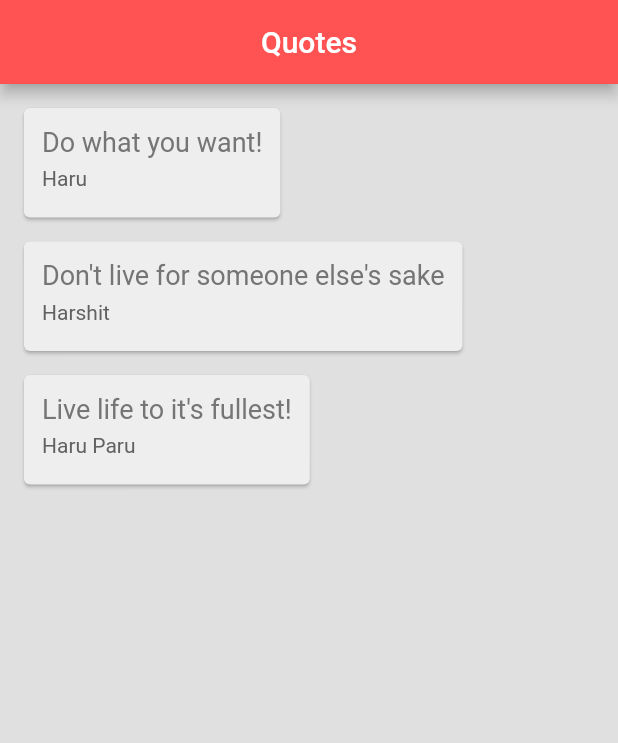
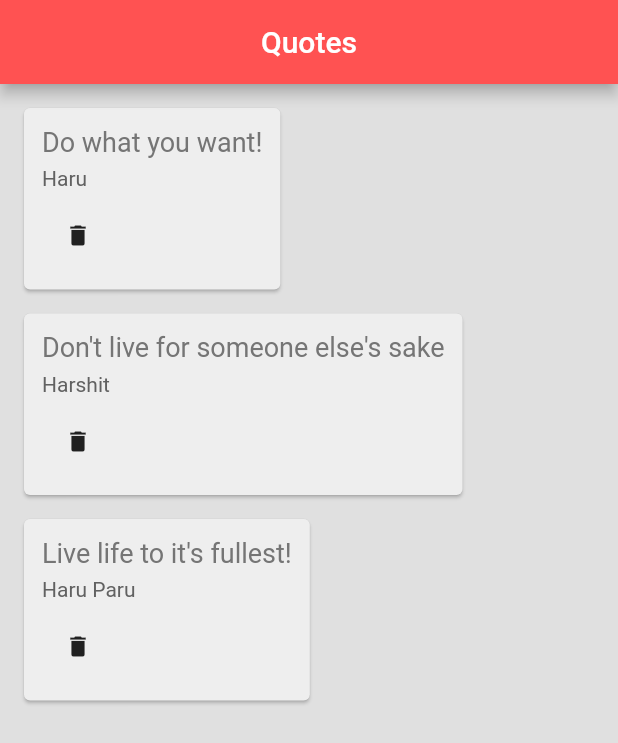
Before and after one commit to HarshitCd/Learning-App-Dev-with-Flutter, a Flutter app: the screen it shows after launch, on a phone screen of 412 x 824 dp. Shown: the top 743 px of the screen. Run offline on Flutter 3.47's test engine with Material 2 defaults, Android fonts, the phone set to English and light mode, and no system bars.

```diff
--- a/lib/main.dart
+++ b/lib/main.dart
@@ -31,7 +31,14 @@ class _QuoteListState extends State<QuoteList> {
 
       body: Column(
         crossAxisAlignment: CrossAxisAlignment.start,
-        children: quotes.map((quote) => QuoteCard(quote: quote)).toList(),
+        children: quotes.map((quote) => QuoteCard(
+          quote: quote,
+          delete: () {
+            setState(() {
+              quotes.remove(quote);
+            });
+          }
+        )).toList(),
       ),
 
     );
--- a/lib/quote_card.dart
+++ b/lib/quote_card.dart
@@ -4,14 +4,16 @@ import 'quote.dart';
 
 class QuoteCard extends StatelessWidget {
   final Quote quote;
-  QuoteCard({ this.quote });
+  final Function delete;
+  QuoteCard({ this.quote, this.delete });
   @override
   Widget build(BuildContext context) {
     return Card(
       color: Colors.grey[200],
       margin: EdgeInsets.fromLTRB(16, 16, 16, 0),
+
       child: Padding(
-        padding: EdgeInsets.all(12),
+        padding: EdgeInsets.all(12.0),
         child: Column(
             crossAxisAlignment: CrossAxisAlignment.start,
             mainAxisAlignment: MainAxisAlignment.start,
@@ -32,6 +34,11 @@ class QuoteCard extends StatelessWidget {
                 ),
               ),
               SizedBox(height: 6, width: 3,),
+              IconButton(
+                onPressed: delete,
+                iconSize: 18,
+                icon: Icon(Icons.delete),
+              ),
             ],
           ),
       ),
```
Lines whose indentation alone changed are shown as unchanged.
